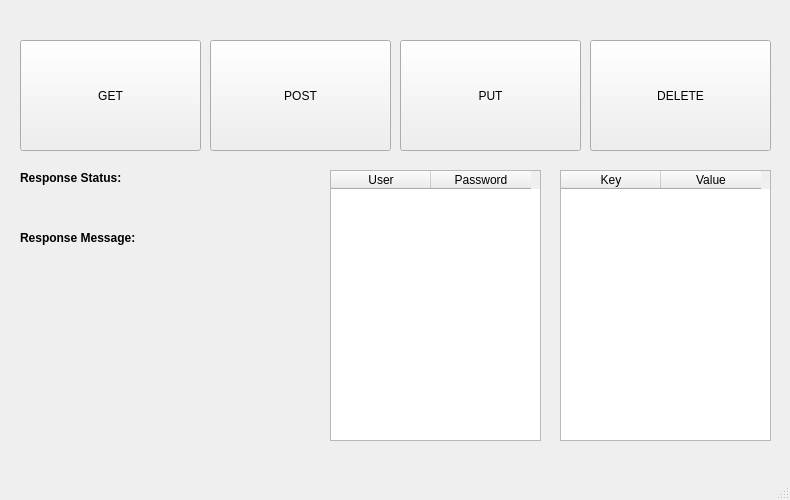
Qt form updated_code_2/PPWProj/mainwindow.ui (atdh/individual_project_db_3010) before a commit.
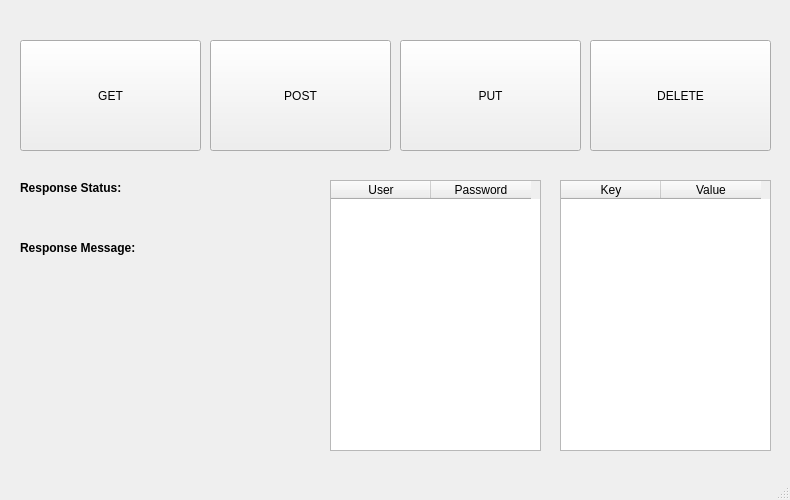
The same form after that commit.

What changed in the file:
```diff
--- a/updated_code_2/PPWProj/mainwindow.ui
+++ b/updated_code_2/PPWProj/mainwindow.ui
@@ -73,7 +73,7 @@
     <property name="geometry">
      <rect>
       <x>560</x>
-      <y>170</y>
+      <y>180</y>
       <width>211</width>
       <height>271</height>
      </rect>
@@ -96,7 +96,7 @@
     <property name="geometry">
      <rect>
       <x>20</x>
-      <y>170</y>
+      <y>180</y>
       <width>121</width>
       <height>17</height>
      </rect>
@@ -109,7 +109,7 @@
     <property name="geometry">
      <rect>
       <x>20</x>
-      <y>190</y>
+      <y>200</y>
       <width>111</width>
       <height>21</height>
      </rect>
@@ -122,7 +122,7 @@
     <property name="geometry">
      <rect>
       <x>20</x>
-      <y>230</y>
+      <y>240</y>
       <width>141</width>
       <height>17</height>
      </rect>
@@ -135,7 +135,7 @@
     <property name="geometry">
      <rect>
       <x>20</x>
-      <y>250</y>
+      <y>260</y>
       <width>291</width>
       <height>21</height>
      </rect>
@@ -151,7 +151,7 @@
     <property name="geometry">
      <rect>
       <x>330</x>
-      <y>170</y>
+      <y>180</y>
       <width>211</width>
       <height>271</height>
      </rect>
@@ -174,7 +174,7 @@
     <property name="geometry">
      <rect>
       <x>20</x>
-      <y>270</y>
+      <y>280</y>
       <width>291</width>
       <height>21</height>
      </rect>
```
